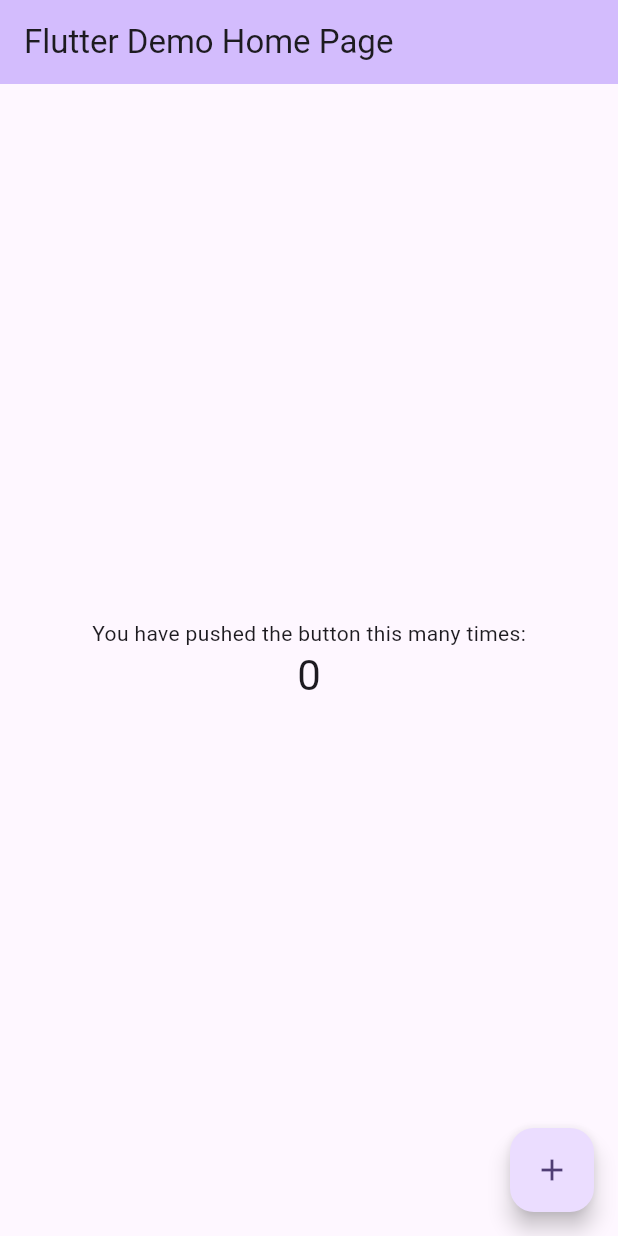
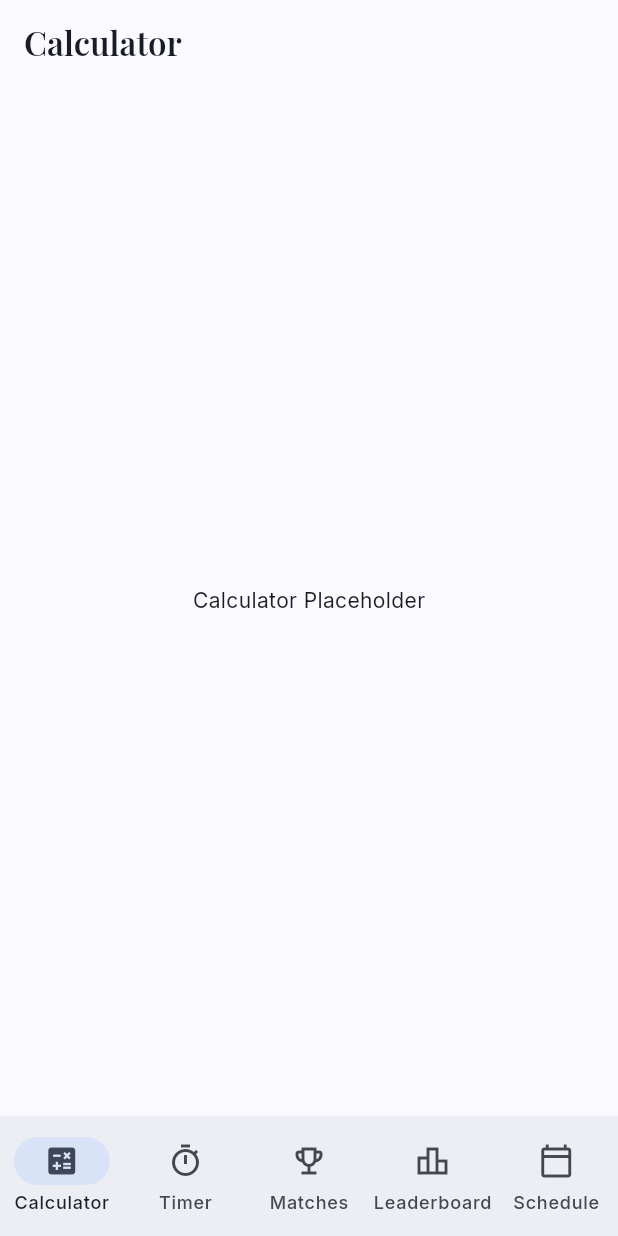
Before and after one commit to KerelosNasser/code_red, a Flutter app: the screen it shows after launch, on a phone screen of 412 x 824 dp. Run offline on Flutter 3.47's test engine with Material 3 defaults, Android fonts, the phone set to English and light mode, and no system bars; our stand-ins replace flutter_riverpod, go_router, google_fonts, riverpod_annotation; generated files the repository leaves out were written again.

Commit message:
feat: setup app routing, entry point, and placeholder screens

```diff
--- a/lib/main.dart
+++ b/lib/main.dart
@@ -1,122 +1,26 @@
 import 'package:flutter/material.dart';
+import 'package:flutter_riverpod/flutter_riverpod.dart';
+import 'src/core/routing/app_router.dart';
+import 'src/core/theme/app_theme.dart';
 
 void main() {
-  runApp(const MyApp());
+  runApp(
+    const ProviderScope(
+      child: MyApp(),
+    ),
+  );
 }
 
 class MyApp extends StatelessWidget {
   const MyApp({super.key});
 
-  // This widget is the root of your application.
   @override
   Widget build(BuildContext context) {
-    return MaterialApp(
-      title: 'Flutter Demo',
-      theme: ThemeData(
-        // This is the theme of your application.
-        //
-        // TRY THIS: Try running your application with "flutter run". You'll see
-        // the application has a purple toolbar. Then, without quitting the app,
-        // try changing the seedColor in the colorScheme below to Colors.green
-        // and then invoke "hot reload" (save your changes or press the "hot
-        // reload" button in a Flutter-supported IDE, or press "r" if you used
-        // the command line to start the app).
-        //
-        // Notice that the counter didn't reset back to zero; the application
-        // state is not lost during the reload. To reset the state, use hot
-        // restart instead.
-        //
-        // This works for code too, not just values: Most code changes can be
-        // tested with just a hot reload.
-        colorScheme: ColorScheme.fromSeed(seedColor: Colors.deepPurple),
-      ),
-      home: const MyHomePage(title: 'Flutter Demo Home Page'),
+    return MaterialApp.router(
+      title: 'DARA Robotics',
+      theme: AppTheme.light,
+      routerConfig: appRouter,
+      debugShowCheckedModeBanner: false,
     );
   }
 }
-
-class MyHomePage extends StatefulWidget {
-  const MyHomePage({super.key, required this.title});
-
-  // This widget is the home page of your application. It is stateful, meaning
-  // that it has a State object (defined below) that contains fields that affect
-  // how it looks.
-
-  // This class is the configuration for the state. It holds the values (in this
-  // case the title) provided by the parent (in this case the App widget) and
-  // used by the build method of the State. Fields in a Widget subclass are
-  // always marked "final".
-
-  final String title;
-
-  @override
-  State<MyHomePage> createState() => _MyHomePageState();
-}
-
-class _MyHomePageState extends State<MyHomePage> {
-  int _counter = 0;
-
-  void _incrementCounter() {
-    setState(() {
-      // This call to setState tells the Flutter framework that something has
-      // changed in this State, which causes it to rerun the build method below
-      // so that the display can reflect the updated values. If we changed
-      // _counter without calling setState(), then the build method would not be
-      // called again, and so nothing would appear to happen.
-      _counter++;
-    });
-  }
-
-  @override
-  Widget build(BuildContext context) {
-    // This method is rerun every time setState is called, for instance as done
-    // by the _incrementCounter method above.
-    //
-    // The Flutter framework has been optimized to make rerunning build methods
-    // fast, so that you can just rebuild anything that needs updating rather
-    // than having to individually change instances of widgets.
-    return Scaffold(
-      appBar: AppBar(
-        // TRY THIS: Try changing the color here to a specific color (to
-        // Colors.amber, perhaps?) and trigger a hot reload to see the AppBar
-        // change color while the other colors stay the same.
-        backgroundColor: Theme.of(context).colorScheme.inversePrimary,
-        // Here we take the value from the MyHomePage object that was created by
-        // the App.build method, and use it to set our appbar title.
-        title: Text(widget.title),
-      ),
-      body: Center(
-        // Center is a layout widget. It takes a single child and positions it
-        // in the middle of the parent.
-        child: Column(
-          // Column is also a layout widget. It takes a list of children and
-          // arranges them vertically. By default, it sizes itself to fit its
-          // children horizontally, and tries to be as tall as its parent.
-          //
-          // Column has various properties to control how it sizes itself and
-          // how it positions its children. Here we use mainAxisAlignment to
-          // center the children vertically; the main axis here is the vertical
-          // axis because Columns are vertical (the cross axis would be
-          // horizontal).
-          //
-          // TRY THIS: Invoke "debug painting" (choose the "Toggle Debug Paint"
-          // action in the IDE, or press "p" in the console), to see the
-          // wireframe for each widget.
-          mainAxisAlignment: MainAxisAlignment.center,
-          children: [
-            const Text('You have pushed the button this many times:'),
-            Text(
-              '$_counter',
-              style: Theme.of(context).textTheme.headlineMedium,
-            ),
-          ],
-        ),
-      ),
-      floatingActionButton: FloatingActionButton(
-        onPressed: _incrementCounter,
-        tooltip: 'Increment',
-        child: const Icon(Icons.add),
-      ),
-    );
-  }
-}
--- /dev/null
+++ b/lib/src/core/routing/app_router.dart
@@ -0,0 +1,97 @@
+import 'package:flutter/material.dart';
+import 'package:go_router/go_router.dart';
+import '../../features/calculator/presentation/calculator_screen.dart';
+import '../../features/timer/presentation/timer_screen.dart';
+import '../../features/matches/presentation/matches_screen.dart';
+import '../../features/leaderboard/presentation/leaderboard_screen.dart';
+import '../../features/schedule/presentation/schedule_screen.dart';
+
+final GlobalKey<NavigatorState> _rootNavigatorKey = GlobalKey<NavigatorState>(debugLabel: 'root');
+
+final appRouter = GoRouter(
+  navigatorKey: _rootNavigatorKey,
+  initialLocation: '/calculator',
+  routes: [
+    StatefulShellRoute.indexedStack(
+      builder: (context, state, navigationShell) {
+        return ScaffoldWithNavBar(navigationShell: navigationShell);
+      },
+      branches: [
+        StatefulShellBranch(
+          routes: [
+            GoRoute(
+              path: '/calculator',
+              builder: (context, state) => const CalculatorScreen(),
+            ),
+          ],
+        ),
+        StatefulShellBranch(
+          routes: [
+            GoRoute(
+              path: '/timer',
+              builder: (context, state) => const TimerScreen(),
+            ),
+          ],
+        ),
+        StatefulShellBranch(
+          routes: [
+            GoRoute(
+              path: '/matches',
+              builder: (context, state) => const MatchesScreen(),
+            ),
+          ],
+        ),
+        StatefulShellBranch(
+          routes: [
+            GoRoute(
+              path: '/leaderboard',
+              builder: (context, state) => const LeaderboardScreen(),
+            ),
+          ],
+        ),
+        StatefulShellBranch(
+          routes: [
+            GoRoute(
+              path: '/schedule',
+              builder: (context, state) => const ScheduleScreen(),
+            ),
+          ],
+        ),
+      ],
+    ),
+  ],
+);
+
+class ScaffoldWithNavBar extends StatelessWidget {
+  const ScaffoldWithNavBar({
+    required this.navigationShell,
+    Key? key,
+  }) : super(key: key ?? const ValueKey<String>('ScaffoldWithNavBar'));
+
+  final StatefulNavigationShell navigationShell;
+
+  @override
+  Widget build(BuildContext context) {
+    return Scaffold(
+      body: navigationShell,
+      bottomNavigationBar: NavigationBar(
+        selectedIndex: navigationShell.currentIndex,
+        destinations: const [
+          NavigationDestination(label: 'Calculator', icon: Icon(Icons.calculate_outlined), selectedIcon: Icon(Icons.calculate)),
+          NavigationDestination(label: 'Timer', icon: Icon(Icons.timer_outlined), selectedIcon: Icon(Icons.timer)),
+          NavigationDestination(label: 'Matches', icon: Icon(Icons.emoji_events_outlined), selectedIcon: Icon(Icons.emoji_events)),
+          NavigationDestination(label: 'Leaderboard', icon: Icon(Icons.leaderboard_outlined), selectedIcon: Icon(Icons.leaderboard)),
+          NavigationDestination(label: 'Schedule', icon: Icon(Icons.calendar_today_outlined), selectedIcon: Icon(Icons.calendar_today)),
+        ],
+        onDestinationSelected: (int index) => _onTap(context, index),
+      ),
+    );
+  }
+
+  void _onTap(BuildContext context, int index) {
+    navigationShell.goBranch(
+      index,
+      initialLocation: index == navigationShell.currentIndex,
+    );
+  }
+}
--- /dev/null
+++ b/lib/src/features/calculator/presentation/calculator_screen.dart
@@ -0,0 +1,13 @@
+import 'package:flutter/material.dart';
+
+class CalculatorScreen extends StatelessWidget {
+  const CalculatorScreen({super.key});
+
+  @override
+  Widget build(BuildContext context) {
+    return Scaffold(
+      appBar: AppBar(title: const Text('Calculator')),
+      body: const Center(child: Text('Calculator Placeholder')),
+    );
+  }
+}
--- /dev/null
+++ b/lib/src/features/leaderboard/presentation/leaderboard_screen.dart
@@ -0,0 +1,13 @@
+import 'package:flutter/material.dart';
+
+class LeaderboardScreen extends StatelessWidget {
+  const LeaderboardScreen({super.key});
+
+  @override
+  Widget build(BuildContext context) {
+    return Scaffold(
+      appBar: AppBar(title: const Text('Leaderboard')),
+      body: const Center(child: Text('Leaderboard Placeholder')),
+    );
+  }
+}
--- /dev/null
+++ b/lib/src/features/matches/presentation/matches_screen.dart
@@ -0,0 +1,13 @@
+import 'package:flutter/material.dart';
+
+class MatchesScreen extends StatelessWidget {
+  const MatchesScreen({super.key});
+
+  @override
+  Widget build(BuildContext context) {
+    return Scaffold(
+      appBar: AppBar(title: const Text('Matches')),
+      body: const Center(child: Text('Matches Placeholder')),
+    );
+  }
+}
--- /dev/null
+++ b/lib/src/features/schedule/presentation/schedule_screen.dart
@@ -0,0 +1,13 @@
+import 'package:flutter/material.dart';
+
+class ScheduleScreen extends StatelessWidget {
+  const ScheduleScreen({super.key});
+
+  @override
+  Widget build(BuildContext context) {
+    return Scaffold(
+      appBar: AppBar(title: const Text('Schedule')),
+      body: const Center(child: Text('Schedule Placeholder')),
+    );
+  }
+}
--- /dev/null
+++ b/lib/src/features/timer/presentation/timer_screen.dart
@@ -0,0 +1,13 @@
+import 'package:flutter/material.dart';
+
+class TimerScreen extends StatelessWidget {
+  const TimerScreen({super.key});
+
+  @override
+  Widget build(BuildContext context) {
+    return Scaffold(
+      appBar: AppBar(title: const Text('Timer')),
+      body: const Center(child: Text('Timer Placeholder')),
+    );
+  }
+}
```
